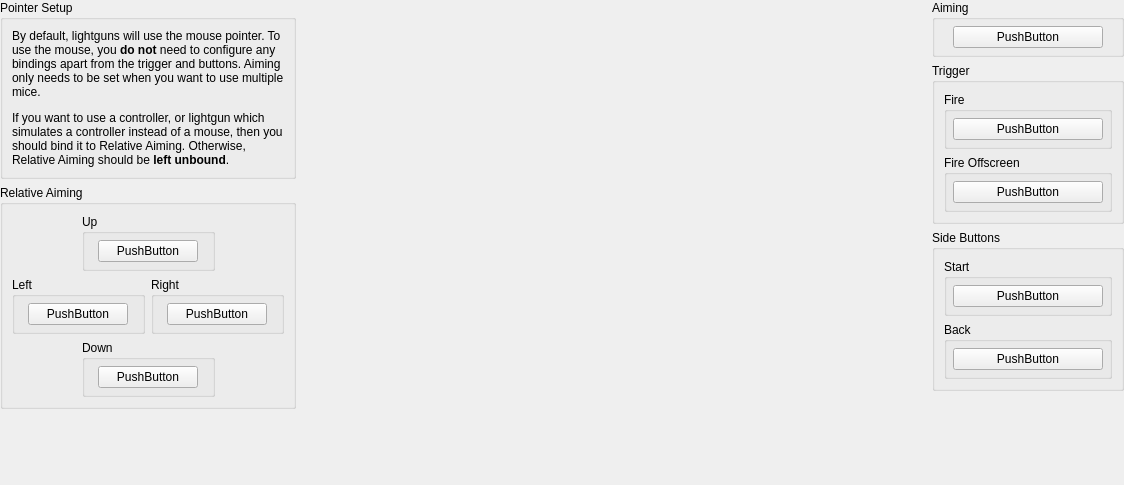
Before: the Qt Designer form src/duckstation-qt/controllerbindingwidget_justifier.ui in stenzek/duckstation, drawn with Qt 5.
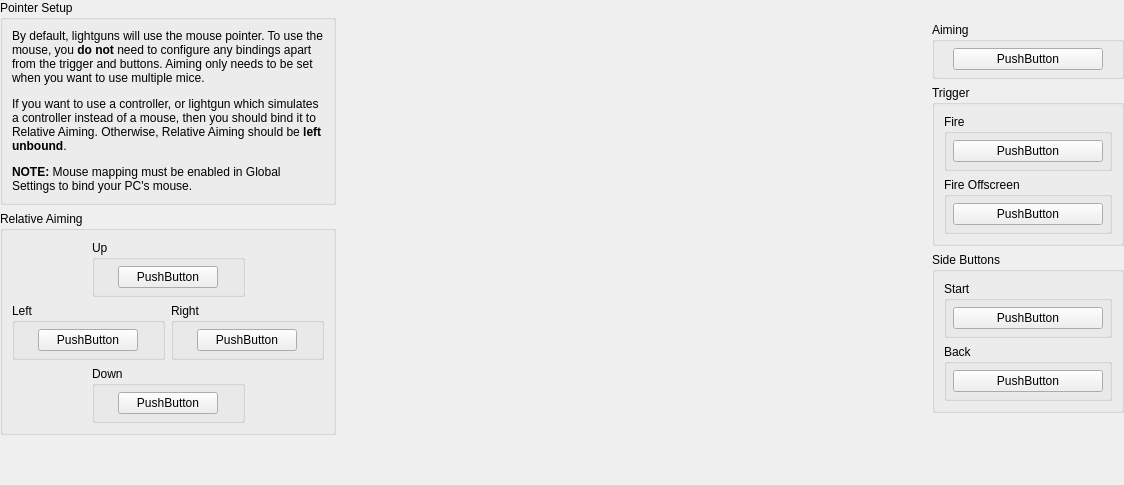
After: the same form once the commit is applied. Icons and pictures are not drawn. Custom widgets are drawn as their Qt base class.

Commit message: Qt: Add note to enable mouse mapping for lightguns/mouse

```diff
--- a/src/duckstation-qt/controllerbindingwidget_justifier.ui
+++ b/src/duckstation-qt/controllerbindingwidget_justifier.ui
@@ -46,7 +46,7 @@
         <item>
          <widget class="QLabel" name="label_4">
           <property name="text">
-           <string>&lt;html&gt;&lt;head/&gt;&lt;body&gt;&lt;p&gt;By default, lightguns will use the mouse pointer. To use the mouse, you &lt;span style=&quot; font-weight:700;&quot;&gt;do not&lt;/span&gt; need to configure any bindings apart from the trigger and buttons. Aiming only needs to be set when you want to use multiple mice.&lt;/p&gt;&lt;p&gt;If you want to use a controller, or lightgun which simulates a controller instead of a mouse, then you should bind it to Relative Aiming. Otherwise, Relative Aiming should be &lt;span style=&quot; font-weight:700;&quot;&gt;left unbound&lt;/span&gt;.&lt;/p&gt;&lt;/body&gt;&lt;/html&gt;</string>
+           <string>&lt;html&gt;&lt;head/&gt;&lt;body&gt;&lt;p&gt;By default, lightguns will use the mouse pointer. To use the mouse, you &lt;span style=&quot; font-weight:700;&quot;&gt;do not&lt;/span&gt; need to configure any bindings apart from the trigger and buttons. Aiming only needs to be set when you want to use multiple mice.&lt;/p&gt;&lt;p&gt;If you want to use a controller, or lightgun which simulates a controller instead of a mouse, then you should bind it to Relative Aiming. Otherwise, Relative Aiming should be &lt;span style=&quot; font-weight:700;&quot;&gt;left unbound&lt;/span&gt;.&lt;/p&gt;&lt;p&gt;&lt;span style=&quot; font-weight:700;&quot;&gt;NOTE: &lt;/span&gt;Mouse mapping must be enabled in Global Settings to bind your PC's mouse.&lt;/p&gt;&lt;/body&gt;&lt;/html&gt;</string>
           </property>
           <property name="alignment">
            <set>Qt::AlignmentFlag::AlignLeading|Qt::AlignmentFlag::AlignLeft|Qt::AlignmentFlag::AlignTop</set>
@@ -326,6 +326,19 @@
    </item>
    <item row="0" column="2">
     <layout class="QVBoxLayout" name="verticalLayout">
+     <item>
+      <spacer name="verticalSpacer_6">
+       <property name="orientation">
+        <enum>Qt::Orientation::Vertical</enum>
+       </property>
+       <property name="sizeHint" stdset="0">
+        <size>
+         <width>0</width>
+         <height>0</height>
+        </size>
+       </property>
+      </spacer>
+     </item>
      <item>
       <widget class="QGroupBox" name="groupBox_7">
        <property name="title">
```
The commit also changes 2 other files.
